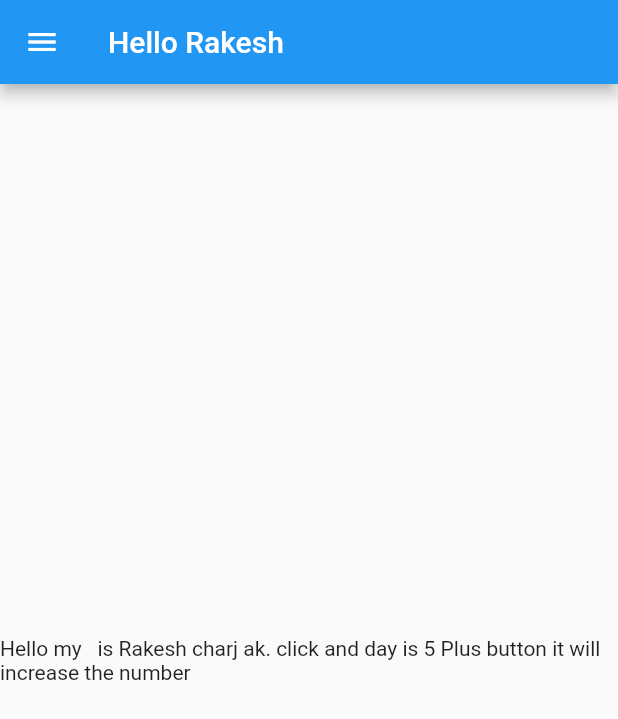
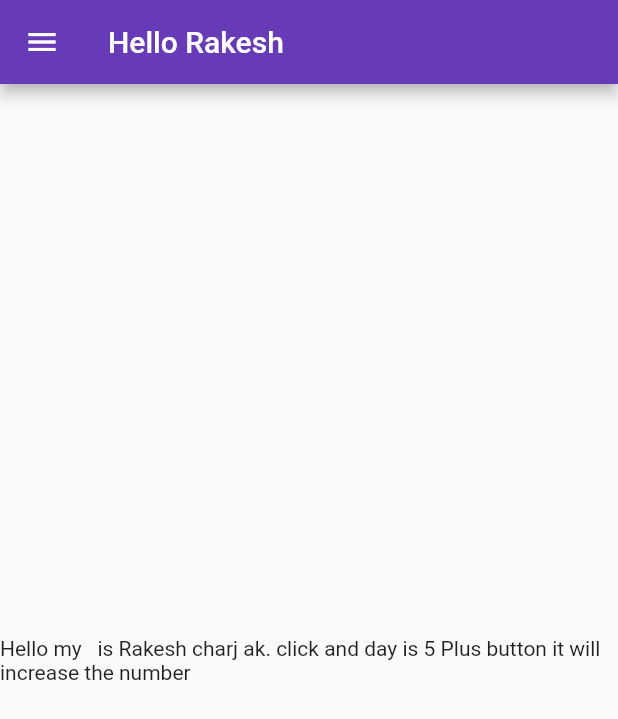
Before and after one commit to RakeshBhardwaj-coder/flutter_catalog, a Flutter app: the screen it shows after launch, on a phone screen of 412 x 824 dp. Shown: the top 719 px of the screen. Run offline on Flutter 3.47's test engine with Material 2 defaults, Android fonts, the phone set to English and light mode, and no system bars.

Commit message:
day3 completed

```diff
--- a/lib/home_page.dart
+++ /dev/null
@@ -1,43 +0,0 @@
-import 'package:flutter/material.dart';
-
-class HomePage extends StatelessWidget {
-  var name = "Rakesh charj";
-  var day = 5;
-  @override
-  Widget build(BuildContext context) {
-    return Scaffold(
-      appBar: AppBar(
-        title: Text("Hello Rakesh"),
-          // Here we take the value from the MyHomePage object that was created by
-          // the App.build method, and use it to set our appbar title.
-          // title: Text(widget.title),
-          ),
-      body: Center(
-        // Center is a layout widget. It takes a single child and positions it
-        // in the middle of the parent.
-        child: Column(
-          // Column is also a layout widget. It takes a list of children and
-          // arranges them vertically. By default, it sizes itself to fit its
-          // children horizontally, and tries to be as tall as its parent.
-          //
-          // Invoke "debug painting" (press "p" in the console, choose the
-          // "Toggle Debug Paint" action from the Flutter Inspector in Android
-          // Studio, or the "Toggle Debug Paint" command in Visual Studio Code)
-          // to see the wireframe for each widget.
-          //
-          // Column has various properties to control how it sizes itself and
-          // how it positions its children. Here we use mainAxisAlignment to
-          // center the children vertically; the main axis here is the vertical
-          // axis because Columns are vertical (the cross axis would be
-          // horizontal).
-          mainAxisAlignment: MainAxisAlignment.center,
-          children: <Widget>[
-            Text(
-                "Hello my   is $name ak. click and day is $day Plus button it will increase the number"),
-          ],
-        ),
-      ),
-      drawer: Drawer(),
-    );
-  }
-}
--- a/lib/main.dart
+++ b/lib/main.dart
@@ -1,5 +1,6 @@
 import 'package:flutter/material.dart';
-import 'package:flutter_catalog/home_page.dart';
+import 'package:flutter_catalog/pages/home_page.dart';
+import 'package:flutter_catalog/pages/login_page.dart';
 
 void main() {
   runApp(const MyApp());
@@ -8,21 +9,11 @@ void main() {
 class MyApp extends StatelessWidget {
   const MyApp({Key? key}) : super(key: key);
 
-  // This widget is the root of your application.
   @override
   Widget build(BuildContext context) {
     return MaterialApp(
       title: 'Rakesh App',
       theme: ThemeData(
-        // This is the theme of your application.
-        //
-        // Try running your application with "flutter run". You'll see the
-        // application has a blue toolbar. Then, without quitting the app, try
-        // changing the primarySwatch below to Colors.green and then invoke
-        // "hot reload" (press "r" in the console where you ran "flutter run",
-        // or simply save your changes to "hot reload" in a Flutter IDE).
-        // Notice that the counter didn't reset back to zero; the application
-        // is not restarted.
         primarySwatch: Colors.blue,
       ),
       home: const MyHomePage(title: 'Rakesh Bhardwaj App'),
@@ -32,15 +23,6 @@ class MyApp extends StatelessWidget {
 
 class MyHomePage extends StatefulWidget {
   const MyHomePage({Key? key, required this.title}) : super(key: key);
-
-  // This widget is the home page of your application. It is stateful, meaning
-  // that it has a State object (defined below) that contains fields that affect
-  // how it looks.
-
-  // This class is the configuration for the state. It holds the values (in this
-  // case the title) provided by the parent (in this case the App widget) and
-  // used by the build method of the State. Fields in a Widget subclass are
-  // always marked "final".
 
   final String title;
 
@@ -55,14 +37,19 @@ class _MyHomePageState extends State<MyHomePage> {
 
   @override
   Widget build(BuildContext context) {
-    // This method is rerun every time setState is called, for instance as done
-    // by the _incrementCounter method above.
-    //
-    // The Flutter framework has been optimized to make rerunning build methods
-    // fast, so that you can just rebuild anything that needs updating rather
-    // than having to individually change instances of widgets.
     return MaterialApp(
-      home: HomePage(),
+
+      themeMode: ThemeMode.light,
+      theme: ThemeData(
+        primarySwatch: Colors.deepPurple,
+
+      ),
+      initialRoute: "/home",
+      routes: {
+        "/" :(context) => LoginPage(),
+        "/home":((context) => HomePage()),
+        "/login":((context) => LoginPage())
+      },
     );
   }
 }
--- /dev/null
+++ b/lib/pages/home_page.dart
@@ -0,0 +1,24 @@
+import 'package:flutter/material.dart';
+
+class HomePage extends StatelessWidget {
+  var name = "Rakesh charj";
+  var day = 5;
+  @override
+  Widget build(BuildContext context) {
+    return Scaffold(
+      appBar: AppBar(
+        title: Text("Hello Rakesh"),
+      ),
+      body: Center(
+        child: Column(
+          mainAxisAlignment: MainAxisAlignment.center,
+          children: <Widget>[
+            Text(
+                "Hello my   is $name ak. click and day is $day Plus button it will increase the number"),
+          ],
+        ),
+      ),
+      drawer: Drawer(),
+    );
+  }
+}
```
Also changed, not shown: lib/pages/login_page.dart (added, +20 -0 lines).
